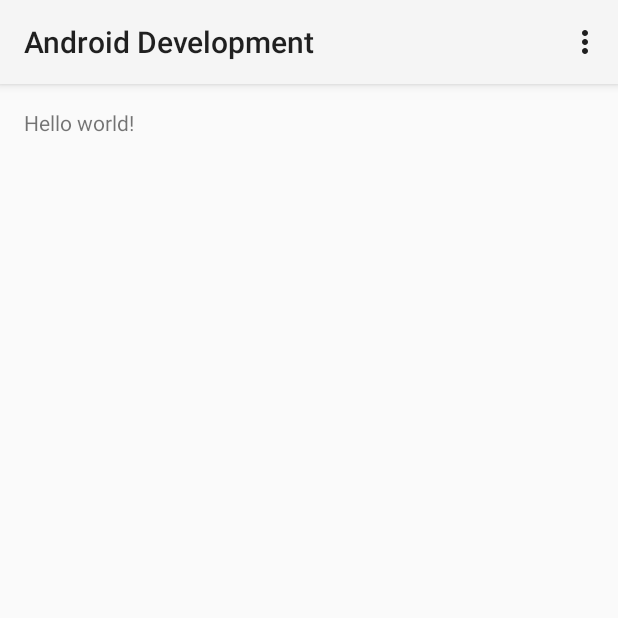
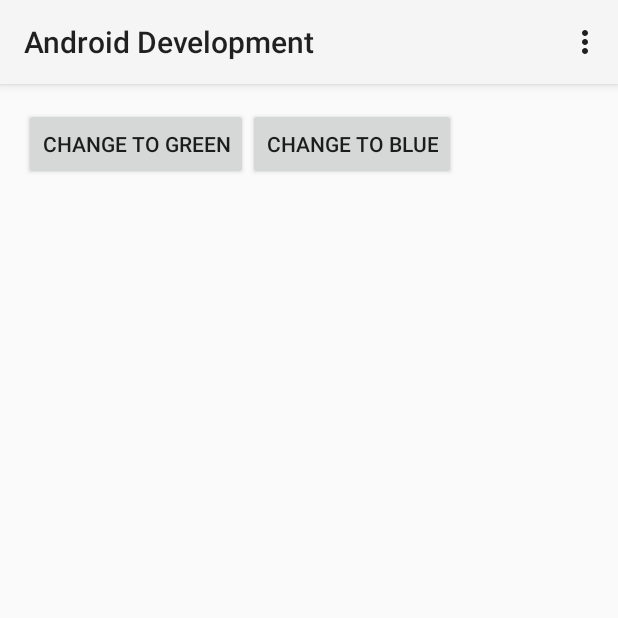
Before and after one commit to innova-re/andorid-dev, an Android app: the screen it shows after launch (MainActivity), on a phone screen of 412 x 824 dp, the top half of it. Run offline under Robolectric (Android 15) with nearby library versions, the phone set to English and light mode, and no system bars.

Commit message:
Added two buttons to the main layout

```diff
--- a/app/src/main/res/layout/activity_main.xml
+++ b/app/src/main/res/layout/activity_main.xml
@@ -1,4 +1,4 @@
-<RelativeLayout
+<LinearLayout
     xmlns:android="http://schemas.android.com/apk/res/android"
     xmlns:tools="http://schemas.android.com/tools"
     android:layout_width="match_parent"
@@ -9,9 +9,14 @@
     android:paddingBottom="@dimen/activity_vertical_margin"
     tools:context=".MainActivity">
 
-    <TextView
-        android:text="@string/hello_world"
+    <Button
         android:layout_width="wrap_content"
-        android:layout_height="wrap_content" />
+        android:layout_height="wrap_content"
+        android:text="Change to Green" />
 
-</RelativeLayout>
+    <Button
+        android:layout_width="wrap_content"
+        android:layout_height="wrap_content"
+        android:text="Change to Blue" />
+
+</LinearLayout>
```
